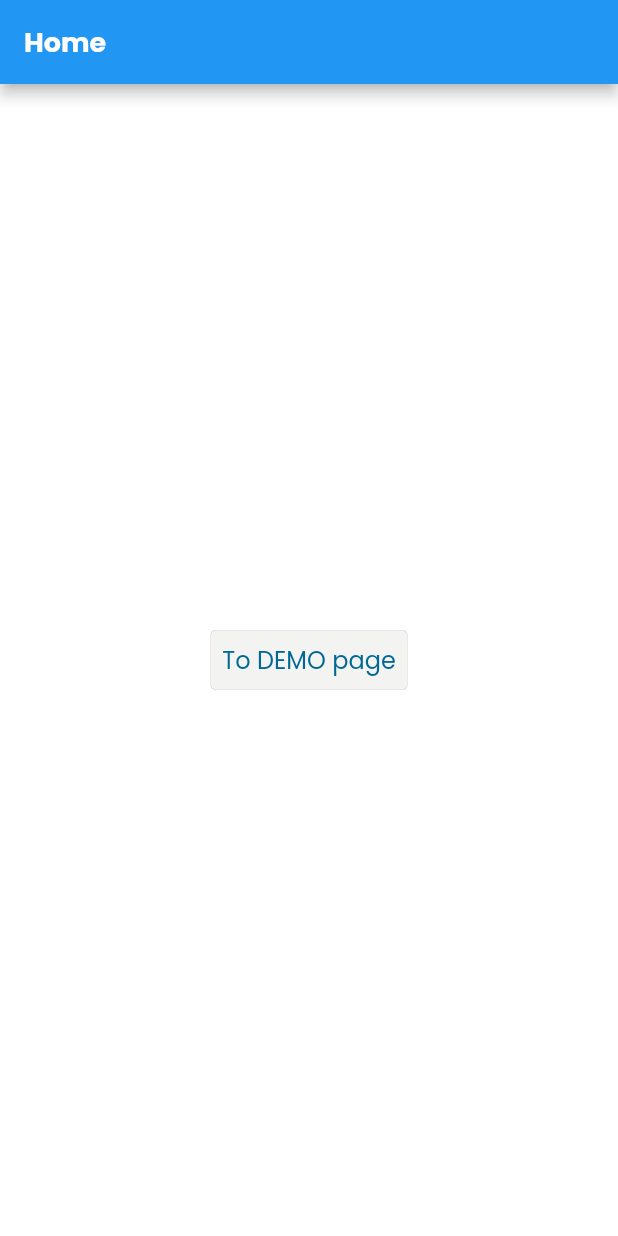
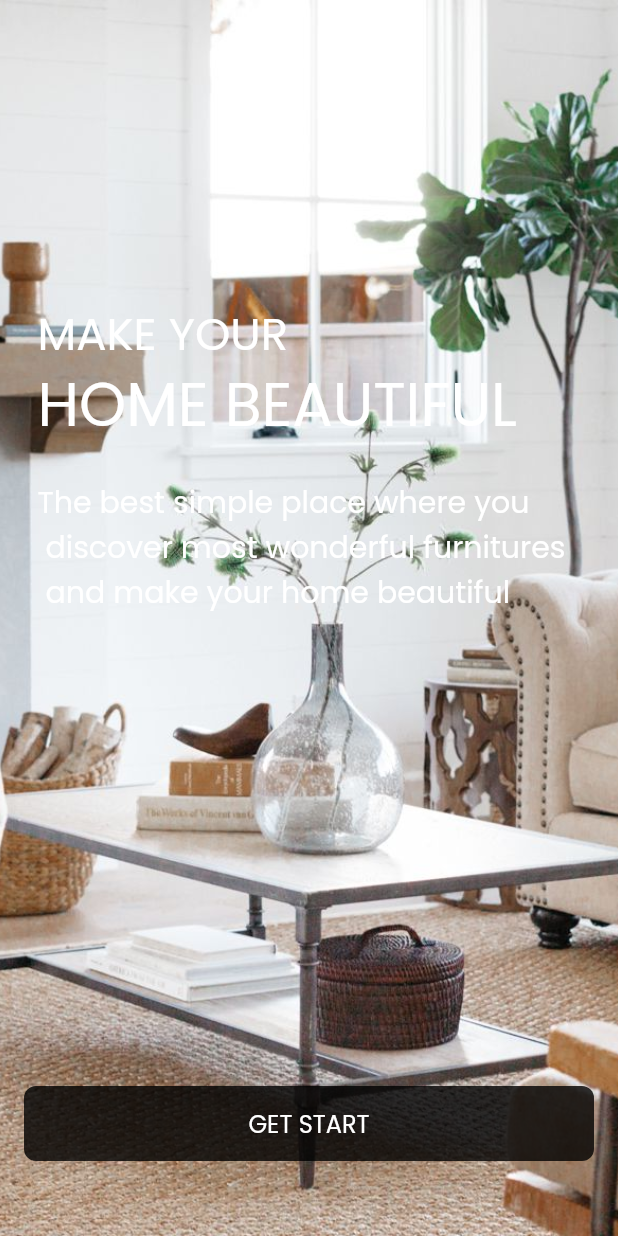
Before and after one commit to hahpuc/ShopApp-Mobile, a Flutter app: the screen it shows after launch, on a phone screen of 412 x 824 dp. Run offline on Flutter 3.47's test engine with Material 2 defaults, Android fonts, the phone set to English and light mode, and no system bars; our stand-ins replace connectivity_plus, flutter_bloc, flutter_easyloading, flutter_svg, get_it and 1 more; generated files the repository leaves out were written again.

Commit message:
[donvm] create boarding page

```diff
--- a/lib/app.dart
+++ b/lib/app.dart
@@ -7,6 +7,7 @@ import 'package:furniture_shop/bloc/locale/locale_state.dart';
 import 'package:furniture_shop/configs/routes.dart';
 import 'package:furniture_shop/configs/service_locator.dart';
 import 'package:furniture_shop/generated/assets/fonts.gen.dart';
+import 'package:furniture_shop/presentation/pages/boarding/boarding_page.dart';
 import 'package:furniture_shop/presentation/pages/home/home_page.dart';
 import 'package:furniture_shop/presentation/widgets/base/app_configs_widgets.dart';
 import 'package:furniture_shop/values/colors.dart';
@@ -53,7 +54,7 @@ class MyApp extends StatelessWidget {
               supportedLocales: S.delegate.supportedLocales,
               locale: state.locale,
               onGenerateRoute: Routes.generateRoute,
-              home: HomePage(),
+              home: BoardingPage(),
             );
           }),
     );
--- /dev/null
+++ b/lib/presentation/pages/boarding/boarding_page.dart
@@ -0,0 +1,60 @@
+import 'package:flutter/material.dart';
+import 'package:furniture_shop/generated/assets/assets.gen.dart';
+import 'package:furniture_shop/presentation/pages/boarding/dock_button.dart';
+import 'package:furniture_shop/values/dimens.dart';
+import 'package:furniture_shop/values/font_sizes.dart';
+
+class BoardingPage extends StatelessWidget {
+  @override
+  Widget build(BuildContext context) {
+    return Scaffold(
+      body: Container(
+        child: Stack(
+          children: [
+            Image(
+              image: $AssetsImagesGen().livingRoom,
+              fit: BoxFit.cover,
+              height: double.infinity,
+              width: double.infinity,
+              alignment: Alignment.center,
+            ),
+            Positioned(
+              top: 200,
+              left: 25,
+              child: Text(
+                "MAKE YOUR",
+                style: TextStyle(fontSize: FontSize.BIG_2, color: Colors.white),
+              ),
+            ),
+            Positioned(
+              top: 240,
+              left: 25,
+              child: Text(
+                "HOME BEAUTIFUL",
+                style: TextStyle(fontSize: FontSize.BIG_3, color: Colors.white),
+              ),
+            ),
+            Positioned(
+              top: 320,
+              left: 25,
+              child: Text(
+                "The best simple place where you\n discover most wonderful furnitures\n and make your home beautiful",
+                style: TextStyle(fontSize: FontSize.BIG_1, color: Colors.white),
+              ),
+            ),
+            Positioned(
+              bottom: 50,
+              left: AppDimen.horizontalSpacing,
+              child: InkWell(
+                child: DockButton(name: "GET START"),
+                onTap: () {
+                  print("tapped");
+                },
+              ),
+            ),
+          ],
+        ),
+      ),
+    );
+  }
+}
--- /dev/null
+++ b/lib/presentation/pages/boarding/dock_button.dart
@@ -0,0 +1,27 @@
+import 'package:flutter/material.dart';
+import 'package:furniture_shop/values/font_sizes.dart';
+
+class DockButton extends StatelessWidget {
+  final String name;
+
+  DockButton({required this.name});
+
+  @override
+  Widget build(BuildContext context) {
+    final borderRadius = BorderRadius.circular(8.0);
+    final buttonWidth = MediaQuery.of(context).size.width - 32.0;
+    return Container(
+      width: buttonWidth,
+      height: 50,
+      decoration: BoxDecoration(
+          borderRadius: borderRadius, color: Colors.black.withOpacity(0.8)),
+      child: Center(
+        child: Text(
+          name,
+          style: TextStyle(color: Colors.white, fontSize: FontSize.MEDIUM),
+          textAlign: TextAlign.center,
+        ),
+      ),
+    );
+  }
+}
```
Also changed, not shown: assets/images/livingRoom.jpeg (added).
